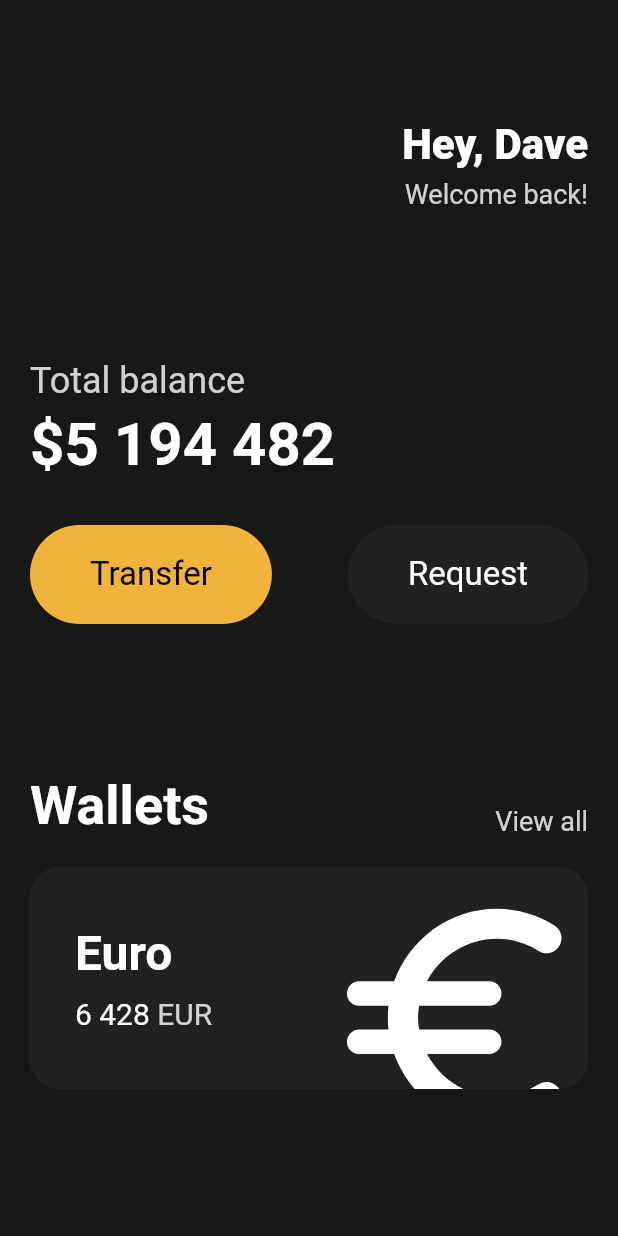
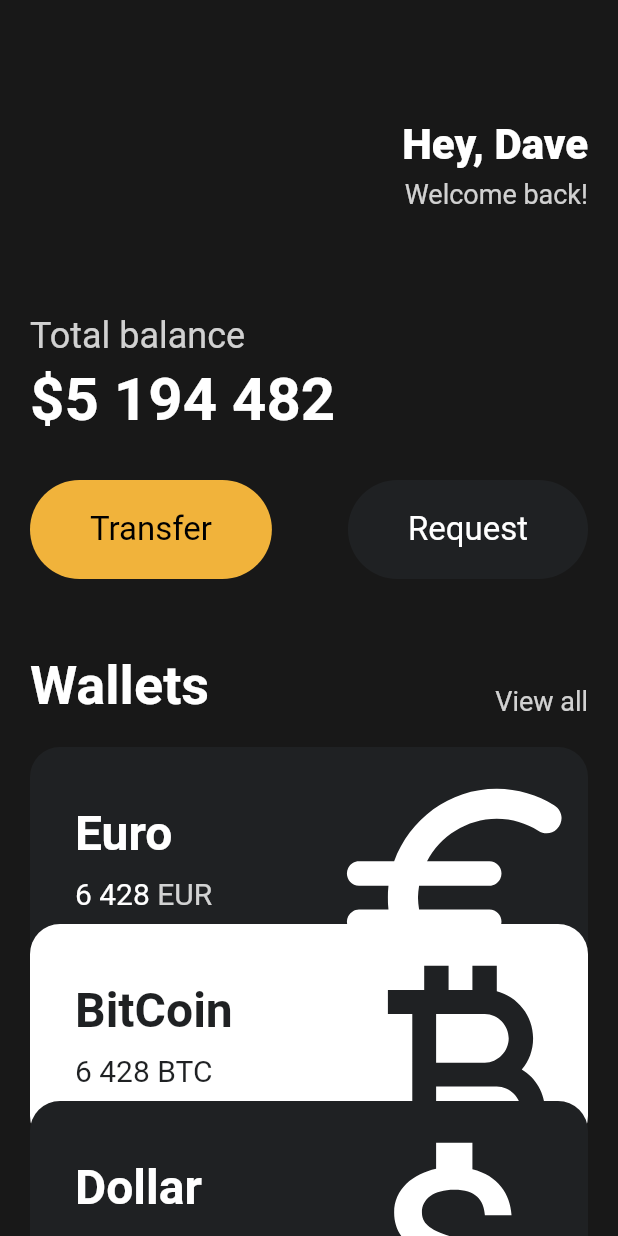
Before and after one commit to LEEHUUN/flutter-study-toonflix, a Flutter app: the screen it shows after launch, on a phone screen of 412 x 824 dp. Run offline on Flutter 3.47's test engine with Material 2 defaults, Android fonts, the phone set to English and light mode, and no system bars.

Commit message:
- feat: 8강 Reusable Cards 학습내용 commit.

```diff
--- a/lib/main.dart
+++ b/lib/main.dart
@@ -1,5 +1,6 @@
 import 'package:flutter/material.dart';
 import 'package:toonflix/widgets/Button.dart';
+import 'package:toonflix/widgets/currency_card.dart';
 
 void main() {
   runApp(const App());
@@ -13,7 +14,8 @@ class App extends StatelessWidget {
     return MaterialApp(
       home: Scaffold(
         backgroundColor: const Color(0xFF181818),
-        body: Padding(
+        body: SingleChildScrollView(
+          child: Padding(
             padding: const EdgeInsets.symmetric(
               horizontal: 20,
             ),
@@ -52,7 +54,7 @@ class App extends StatelessWidget {
                   ],
                 ),
                 const SizedBox(
-                height: 100,
+                  height: 70,
                 ),
                 Text(
                   'Total balance',
@@ -93,7 +95,7 @@ class App extends StatelessWidget {
                 Row(
                   children: const [
                     SizedBox(
-                    height: 100,
+                      height: 50,
                     ),
                   ],
                 ),
@@ -121,70 +123,35 @@ class App extends StatelessWidget {
                 const SizedBox(
                   height: 20,
                 ),
-              Container(
-                clipBehavior: Clip.hardEdge,
-                decoration: BoxDecoration(
-                  color: const Color(0xFF1F2123),
-                  borderRadius: BorderRadius.circular(20),
+                const CurrencyCard(
+                  name: 'Euro',
+                  code: 'EUR',
+                  amount: '6 428',
+                  icon: Icons.euro_rounded,
+                  isInverted: false,
                 ),
-                child: Padding(
-                  padding: const EdgeInsets.all(30),
-                  child: Row(
-                    mainAxisAlignment: MainAxisAlignment.spaceBetween,
-                    children: [
-                      Column(
-                        crossAxisAlignment: CrossAxisAlignment.start,
-                        children: [
-                          const Text(
-                            'Euro',
-                            style: TextStyle(
-                              color: Colors.white,
-                              fontSize: 32,
-                              fontWeight: FontWeight.w600,
+                Transform.translate(
+                  offset: const Offset(0, -30),
+                  child: const CurrencyCard(
+                    name: 'BitCoin',
+                    code: 'BTC',
+                    amount: '6 428',
+                    icon: Icons.currency_bitcoin,
+                    isInverted: true,
                   ),
                 ),
-                          const SizedBox(
-                            height: 10,
-                          ),
-                          Row(
-                            children: [
-                              const Text(
-                                '6 428',
-                                style: TextStyle(
-                                  color: Colors.white,
-                                  fontSize: 20,
-                                ),
-                              ),
-                              const SizedBox(
-                                width: 5,
-                              ),
-                              Text(
-                                'EUR',
-                                style: TextStyle(
-                                  color: Colors.white.withOpacity(0.8),
-                                  fontSize: 20,
+                Transform.translate(
+                  offset: const Offset(0, -60),
+                  child: const CurrencyCard(
+                    name: 'Dollar',
+                    code: 'USD',
+                    amount: '6 428',
+                    icon: Icons.attach_money_outlined,
+                    isInverted: false,
                   ),
                 ),
               ],
             ),
-                        ],
-                      ),
-                      Transform.scale(
-                        scale: 2.2,
-                        child: Transform.translate(
-                          offset: const Offset(-5, 12),
-                          child: const Icon(
-                            Icons.euro_rounded,
-                            color: Colors.white,
-                            size: 88,
-                          ),
-                        ),
-                      )
-                    ],
-                  ),
-                ),
-              )
-            ],
           ),
         ),
       ),
--- /dev/null
+++ b/lib/widgets/currency_card.dart
@@ -0,0 +1,87 @@
+import 'package:flutter/material.dart';
+
+class CurrencyCard extends StatelessWidget {
+  final String name, code, amount;
+  final IconData icon;
+  final bool isInverted;
+
+  final _blackColor = const Color(0xFF1F2123);
+
+  const CurrencyCard({
+    super.key,
+    required this.name,
+    required this.code,
+    required this.amount,
+    required this.icon,
+    required this.isInverted,
+  });
+
+  @override
+  Widget build(BuildContext context) {
+    return Container(
+      clipBehavior: Clip.hardEdge,
+      decoration: BoxDecoration(
+        color: isInverted ? Colors.white : const Color(0xFF1F2123),
+        borderRadius: BorderRadius.circular(20),
+      ),
+      child: Padding(
+        padding: const EdgeInsets.all(30),
+        child: Row(
+          mainAxisAlignment: MainAxisAlignment.spaceBetween,
+          children: [
+            Column(
+              crossAxisAlignment: CrossAxisAlignment.start,
+              children: [
+                Text(
+                  name,
+                  style: TextStyle(
+                    color: isInverted ? _blackColor : Colors.white,
+                    fontSize: 32,
+                    fontWeight: FontWeight.w600,
+                  ),
+                ),
+                const SizedBox(
+                  height: 10,
+                ),
+                Row(
+                  children: [
+                    Text(
+                      amount,
+                      style: TextStyle(
+                        color: isInverted ? _blackColor : Colors.white,
+                        fontSize: 20,
+                      ),
+                    ),
+                    const SizedBox(
+                      width: 5,
+                    ),
+                    Text(
+                      code,
+                      style: TextStyle(
+                        color: isInverted
+                            ? _blackColor
+                            : Colors.white.withOpacity(0.8),
+                        fontSize: 20,
+                      ),
+                    ),
+                  ],
+                ),
+              ],
+            ),
+            Transform.scale(
+              scale: 2.2,
+              child: Transform.translate(
+                offset: const Offset(-5, 12),
+                child: Icon(
+                  icon,
+                  color: isInverted ? _blackColor : Colors.white,
+                  size: 88,
+                ),
+              ),
+            )
+          ],
+        ),
+      ),
+    );
+  }
+}
```
Also changed, not shown: 1 other file. Lines whose indentation alone changed are shown as unchanged.
